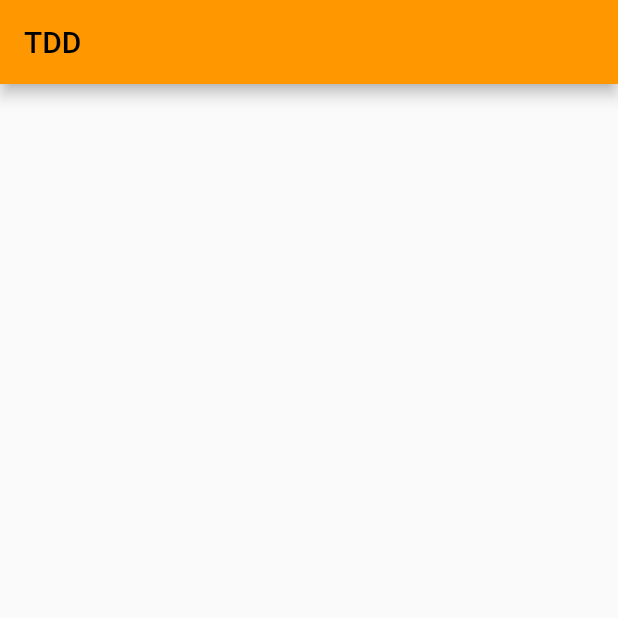
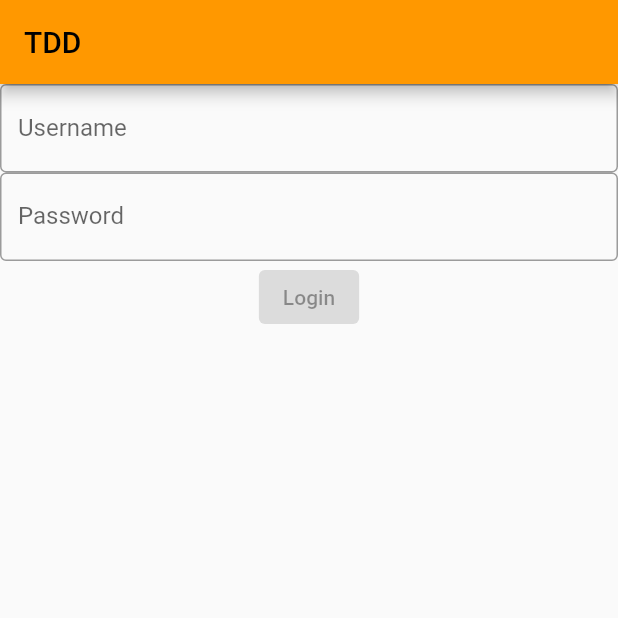
Before and after one commit to code-heroes-pty-ltd/tdd_in_flutter, a Flutter app: the screen it shows after launch, on a phone screen of 412 x 824 dp, the top half of it. Run offline on Flutter 3.47's test engine with Material 2 defaults, Android fonts, the phone set to English and light mode, and no system bars.

```diff
--- a/lib/main.dart
+++ b/lib/main.dart
@@ -9,7 +9,7 @@ class MyApp extends StatelessWidget {
 
   @override
   Widget build(BuildContext context) {
-    return MyHomePage();
+    return const MyHomePage();
   }
 }
 
@@ -30,7 +30,29 @@ class MyHomePage extends StatelessWidget {
         appBar: AppBar(
           title: const Text('TDD'),
         ),
-        body: Container(),
+        body: Column(
+          children: const [
+            TextField(
+              key: MyHomePage.usernameInputKey,
+              decoration: InputDecoration(
+                border: OutlineInputBorder(),
+                labelText: 'Username',
+              ),
+            ),
+            TextField(
+              key: MyHomePage.passwordInputKey,
+              decoration: InputDecoration(
+                border: OutlineInputBorder(),
+                labelText: 'Password',
+              ),
+            ),
+            ElevatedButton(
+              key: MyHomePage.loginButtonKey,
+              onPressed: null,
+              child: Text('Login'),
+            ),
+          ],
+        ),
       ),
     );
   }
```
Also changed, not shown: 1 other file.
